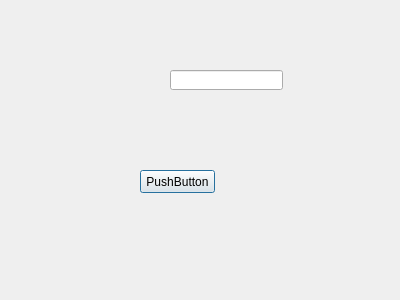
azizgarba/Smart_Dry_Cleaner_2A2, file dialog.ui: the form before one commit.
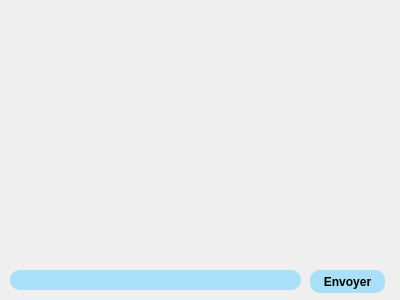
The form after the commit. Icons and pictures are not drawn.

```diff
--- a/dialog.ui
+++ b/dialog.ui
@@ -13,28 +13,48 @@
   <property name="windowTitle">
    <string>Dialog</string>
   </property>
-  <widget class="QPushButton" name="pushButton">
+  <property name="styleSheet">
+   <string notr="true">#tabWidget{
+background-image:url(C:\Users\ASUS\Downloads\background.png);}</string>
+  </property>
+  <widget class="QPushButton" name="chat">
    <property name="geometry">
     <rect>
-     <x>140</x>
-     <y>170</y>
+     <x>310</x>
+     <y>270</y>
      <width>75</width>
      <height>23</height>
     </rect>
    </property>
+   <property name="font">
+    <font>
+     <weight>75</weight>
+     <bold>true</bold>
+    </font>
+   </property>
+   <property name="styleSheet">
+    <string notr="true">background-color: rgb(169, 223, 247);
+color:rgb(0,0,0);
+border-radius:10px;</string>
+   </property>
    <property name="text">
-    <string>PushButton</string>
+    <string>Envoyer</string>
    </property>
   </widget>
   <widget class="QLineEdit" name="lineEdit">
    <property name="geometry">
     <rect>
-     <x>170</x>
-     <y>70</y>
-     <width>113</width>
+     <x>10</x>
+     <y>270</y>
+     <width>291</width>
      <height>20</height>
     </rect>
    </property>
+   <property name="styleSheet">
+    <string notr="true">background-color: rgb(169, 223, 247);
+color:rgb(0,0,0);
+border-radius:10px;</string>
+   </property>
   </widget>
  </widget>
  <resources/>
```
